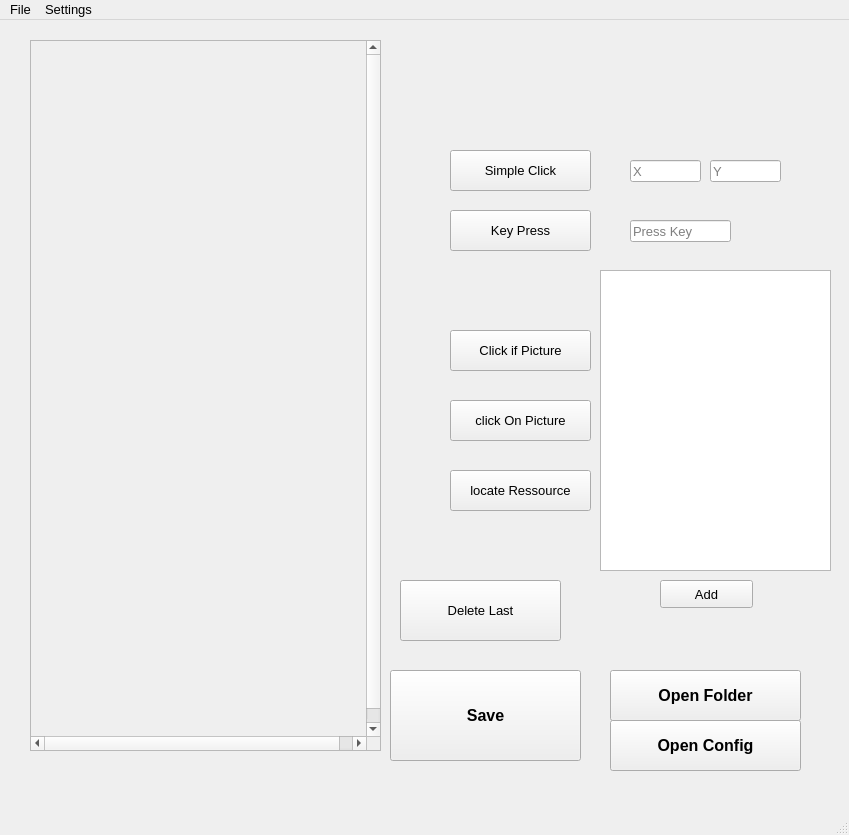
The window that app/Window.ui (St33f3n/VisualAutomationBot) describes before a commit, drawn with Qt 5.
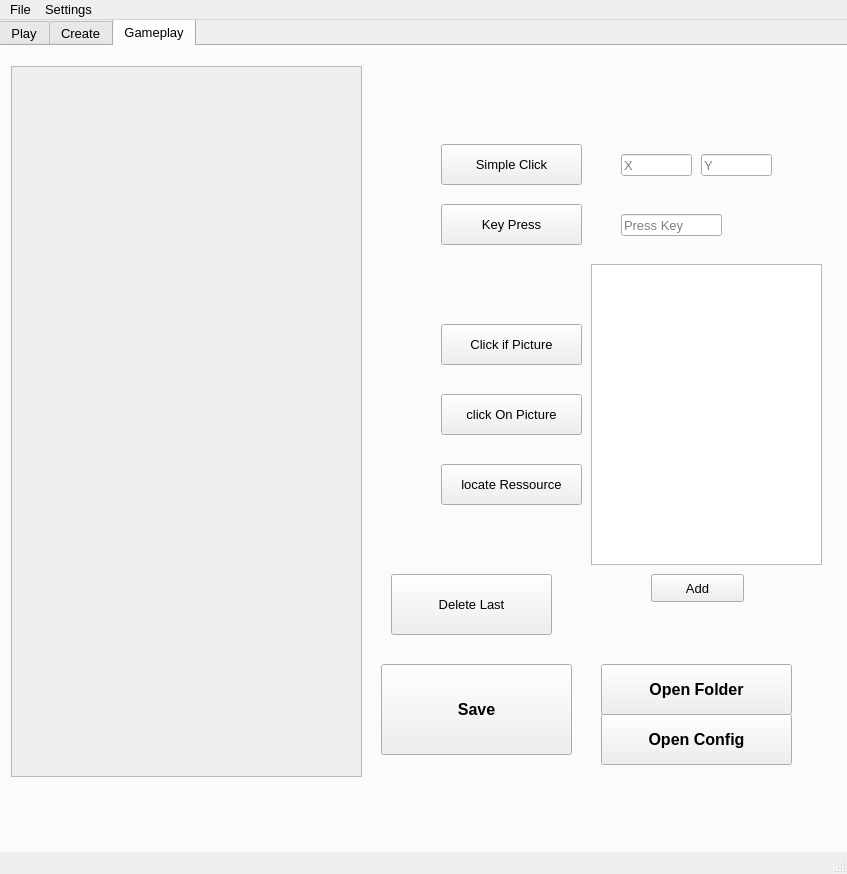
The same window after the commit.

Diff of the .ui file:
```diff
--- a/app/Window.ui
+++ b/app/Window.ui
@@ -6,8 +6,8 @@
    <rect>
     <x>0</x>
     <y>0</y>
-    <width>849</width>
-    <height>835</height>
+    <width>847</width>
+    <height>874</height>
    </rect>
   </property>
   <property name="font">
@@ -24,77 +24,46 @@
    <string notr="true"/>
   </property>
   <widget class="QWidget" name="centralwidget">
-   <widget class="QPushButton" name="openDirButton">
+   <widget class="QTabWidget" name="tabWidget">
     <property name="geometry">
      <rect>
-      <x>610</x>
-      <y>650</y>
-      <width>191</width>
-      <height>51</height>
+      <x>-1</x>
+      <y>-1</y>
+      <width>850</width>
+      <height>841</height>
      </rect>
     </property>
-    <property name="font">
-     <font>
-      <pointsize>12</pointsize>
-      <weight>75</weight>
-      <bold>true</bold>
-     </font>
+    <property name="currentIndex">
+     <number>2</number>
     </property>
-    <property name="text">
-     <string>Open Folder</string>
+    <property name="movable">
+     <bool>false</bool>
     </property>
-   </widget>
-   <widget class="QPushButton" name="saveButton">
-    <property name="geometry">
-     <rect>
-      <x>390</x>
-      <y>650</y>
-      <width>191</width>
-      <height>91</height>
-     </rect>
-    </property>
-    <property name="font">
-     <font>
-      <pointsize>12</pointsize>
-      <weight>75</weight>
-      <bold>true</bold>
-     </font>
-    </property>
-    <property name="text">
-     <string>Save</string>
-    </property>
-   </widget>
-   <widget class="QPushButton" name="simpleClickButton">
-    <property name="geometry">
-     <rect>
-      <x>450</x>
-      <y>130</y>
-      <width>141</width>
-      <height>41</height>
-     </rect>
-    </property>
-    <property name="text">
-     <string>Simple Click</string>
-    </property>
-   </widget>
-   <widget class="QPushButton" name="keyPressButton">
-    <property name="geometry">
-     <rect>
-      <x>450</x>
-      <y>190</y>
-      <width>141</width>
-      <height>41</height>
-     </rect>
-    </property>
-    <property name="text">
-     <string>Key Press</string>
-    </property>
-   </widget>
+    <widget class="QWidget" name="play_tab">
+     <attribute name="title">
+      <string>Play</string>
+     </attribute>
+    </widget>
+    <widget class="QWidget" name="tab">
+     <attribute name="title">
+      <string>Create</string>
+     </attribute>
+    </widget>
+    <widget class="QWidget" name="gameplay_tab">
+     <property name="sizePolicy">
+      <sizepolicy hsizetype="Preferred" vsizetype="Preferred">
+       <horstretch>0</horstretch>
+       <verstretch>0</verstretch>
+      </sizepolicy>
+     </property>
+     <attribute name="title">
+      <string>Gameplay</string>
+     </attribute>
    <widget class="QPushButton" name="clickIfPictureButton">
     <property name="geometry">
      <rect>
-      <x>450</x>
-      <y>310</y>
+        <x>440</x>
+        <y>278</y>
       <width>141</width>
       <height>41</height>
      </rect>
@@ -103,47 +72,11 @@
      <string>Click if Picture</string>
     </property>
    </widget>
-   <widget class="QPushButton" name="clickOnPictureButton">
-    <property name="geometry">
-     <rect>
-      <x>450</x>
-      <y>380</y>
-      <width>141</width>
-      <height>41</height>
-     </rect>
-    </property>
-    <property name="text">
-     <string>click On Picture</string>
-    </property>
-   </widget>
-   <widget class="QPushButton" name="locateRessourceButton">
-    <property name="geometry">
-     <rect>
-      <x>450</x>
-      <y>450</y>
-      <width>141</width>
-      <height>41</height>
-     </rect>
-    </property>
-    <property name="text">
-     <string>locate Ressource</string>
-    </property>
-   </widget>
-   <widget class="QListWidget" name="pictureWidget">
-    <property name="geometry">
-     <rect>
-      <x>600</x>
-      <y>250</y>
-      <width>231</width>
-      <height>301</height>
-     </rect>
-    </property>
-   </widget>
    <widget class="QPushButton" name="addButton">
     <property name="geometry">
      <rect>
-      <x>660</x>
-      <y>560</y>
+        <x>650</x>
+        <y>528</y>
       <width>93</width>
       <height>28</height>
      </rect>
@@ -152,30 +85,43 @@
      <string>Add</string>
     </property>
    </widget>
-   <widget class="QPushButton" name="deleteLastButton">
+     <widget class="QPushButton" name="keyPressButton">
     <property name="geometry">
      <rect>
-      <x>400</x>
-      <y>560</y>
-      <width>161</width>
-      <height>61</height>
+        <x>440</x>
+        <y>158</y>
+        <width>141</width>
+        <height>41</height>
      </rect>
     </property>
     <property name="text">
-     <string>Delete Last</string>
+       <string>Key Press</string>
+      </property>
+     </widget>
+     <widget class="QPushButton" name="locateRessourceButton">
+      <property name="geometry">
+       <rect>
+        <x>440</x>
+        <y>418</y>
+        <width>141</width>
+        <height>41</height>
+       </rect>
+      </property>
+      <property name="text">
+       <string>locate Ressource</string>
     </property>
    </widget>
    <widget class="QScrollArea" name="scrollArea">
     <property name="geometry">
      <rect>
-      <x>30</x>
+        <x>10</x>
       <y>20</y>
       <width>351</width>
       <height>711</height>
      </rect>
     </property>
     <property name="horizontalScrollBarPolicy">
-     <enum>Qt::ScrollBarAlwaysOn</enum>
+       <enum>Qt::ScrollBarAsNeeded</enum>
     </property>
     <property name="sizeAdjustPolicy">
      <enum>QAbstractScrollArea::AdjustIgnored</enum>
@@ -207,7 +153,7 @@
         <x>0</x>
         <y>0</y>
         <width>351</width>
-        <height>1171</height>
+          <height>710</height>
        </rect>
       </property>
       <property name="sizePolicy">
@@ -234,47 +180,11 @@
      </widget>
     </widget>
    </widget>
-   <widget class="QPushButton" name="openConfigButton">
-    <property name="geometry">
-     <rect>
-      <x>610</x>
-      <y>700</y>
-      <width>191</width>
-      <height>51</height>
-     </rect>
-    </property>
-    <property name="font">
-     <font>
-      <pointsize>12</pointsize>
-      <weight>75</weight>
-      <bold>true</bold>
-     </font>
-    </property>
-    <property name="text">
-     <string>Open Config</string>
-    </property>
-   </widget>
-   <widget class="QLineEdit" name="xLabel">
-    <property name="geometry">
-     <rect>
-      <x>630</x>
-      <y>140</y>
-      <width>71</width>
-      <height>22</height>
-     </rect>
-    </property>
-    <property name="inputMask">
-     <string>9999</string>
-    </property>
-    <property name="placeholderText">
-     <string>X</string>
-    </property>
-   </widget>
    <widget class="QLineEdit" name="yLabel">
     <property name="geometry">
      <rect>
-      <x>710</x>
-      <y>140</y>
+        <x>700</x>
+        <y>108</y>
       <width>71</width>
       <height>22</height>
      </rect>
@@ -286,11 +196,27 @@
      <string>Y</string>
     </property>
    </widget>
+     <widget class="QLineEdit" name="xLabel">
+      <property name="geometry">
+       <rect>
+        <x>620</x>
+        <y>108</y>
+        <width>71</width>
+        <height>22</height>
+       </rect>
+      </property>
+      <property name="inputMask">
+       <string>9999</string>
+      </property>
+      <property name="placeholderText">
+       <string>X</string>
+      </property>
+     </widget>
    <widget class="QLineEdit" name="keyLabel">
     <property name="geometry">
      <rect>
-      <x>630</x>
-      <y>200</y>
+        <x>620</x>
+        <y>168</y>
       <width>101</width>
       <height>22</height>
      </rect>
@@ -305,14 +231,125 @@
      <string>Press Key</string>
     </property>
    </widget>
+     <widget class="QPushButton" name="openDirButton">
+      <property name="geometry">
+       <rect>
+        <x>600</x>
+        <y>618</y>
+        <width>191</width>
+        <height>51</height>
+       </rect>
+      </property>
+      <property name="font">
+       <font>
+        <pointsize>12</pointsize>
+        <weight>75</weight>
+        <bold>true</bold>
+       </font>
+      </property>
+      <property name="text">
+       <string>Open Folder</string>
+      </property>
+     </widget>
+     <widget class="QListWidget" name="pictureWidget">
+      <property name="geometry">
+       <rect>
+        <x>590</x>
+        <y>218</y>
+        <width>231</width>
+        <height>301</height>
+       </rect>
+      </property>
+     </widget>
+     <widget class="QPushButton" name="simpleClickButton">
+      <property name="geometry">
+       <rect>
+        <x>440</x>
+        <y>98</y>
+        <width>141</width>
+        <height>41</height>
+       </rect>
+      </property>
+      <property name="text">
+       <string>Simple Click</string>
+      </property>
+     </widget>
+     <widget class="QPushButton" name="saveButton">
+      <property name="geometry">
+       <rect>
+        <x>380</x>
+        <y>618</y>
+        <width>191</width>
+        <height>91</height>
+       </rect>
+      </property>
+      <property name="font">
+       <font>
+        <pointsize>12</pointsize>
+        <weight>75</weight>
+        <bold>true</bold>
+       </font>
+      </property>
+      <property name="text">
+       <string>Save</string>
+      </property>
+     </widget>
+     <widget class="QPushButton" name="clickOnPictureButton">
+      <property name="geometry">
+       <rect>
+        <x>440</x>
+        <y>348</y>
+        <width>141</width>
+        <height>41</height>
+       </rect>
+      </property>
+      <property name="text">
+       <string>click On Picture</string>
+      </property>
+     </widget>
+     <widget class="QPushButton" name="openConfigButton">
+      <property name="geometry">
+       <rect>
+        <x>600</x>
+        <y>668</y>
+        <width>191</width>
+        <height>51</height>
+       </rect>
+      </property>
+      <property name="font">
+       <font>
+        <pointsize>12</pointsize>
+        <weight>75</weight>
+        <bold>true</bold>
+       </font>
+      </property>
+      <property name="text">
+       <string>Open Config</string>
+      </property>
+     </widget>
+     <widget class="QPushButton" name="deleteLastButton">
+      <property name="geometry">
+       <rect>
+        <x>390</x>
+        <y>528</y>
+        <width>161</width>
+        <height>61</height>
+       </rect>
+      </property>
+      <property name="text">
+       <string>Delete Last</string>
+      </property>
+     </widget>
+    </widget>
+   </widget>
   </widget>
   <widget class="QMenuBar" name="menubar">
    <property name="geometry">
     <rect>
      <x>0</x>
      <y>0</y>
-     <width>849</width>
-     <height>29</height>
+     <width>847</width>
+     <height>26</height>
     </rect>
    </property>
    <widget class="QMenu" name="menuFile">
```
Left out of the diff: 184 changed lines with no effect on the pictures. Lines whose indentation alone changed are shown as unchanged.
